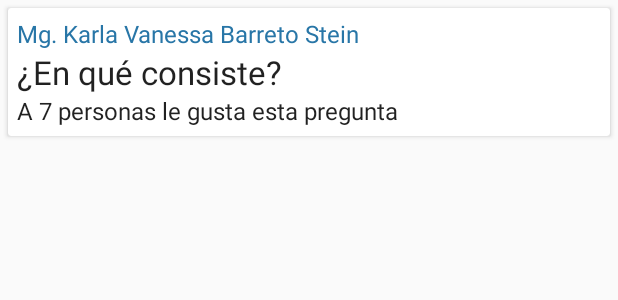
After one commit to JCarlosR/FullDay2016, an Android app: the layout item_question.xml on its own in the app's theme, with its tools: preview values and no code run, on a phone screen of 412 x 824 dp. The commit adds this screen. Shown: the top 300 px of the screen. Run offline under Robolectric (Android 15) with nearby library versions, the phone set to English and light mode, and no system bars.

Commit message:
Questions in real time

```diff
--- a/app/src/main/AndroidManifest.xml
+++ b/app/src/main/AndroidManifest.xml
@@ -38,7 +38,8 @@
             android:name=".ui.PanelActivity"
             android:label="@string/title_activity_panel"
             android:theme="@style/AppTheme.NoActionBar" />
-        <activity android:name=".ui.LoginActivity"></activity>
+        <activity android:name=".ui.LoginActivity" />
+        <activity android:name=".ui.activity.ChatActivity"></activity>
     </application>
 
 </manifest>
--- a/app/src/main/java/com/youtube/sorcjc/fullday2016/model/Speaker.java
+++ b/app/src/main/java/com/youtube/sorcjc/fullday2016/model/Speaker.java
@@ -1,4 +1,6 @@
 package com.youtube.sorcjc.fullday2016.model;
+
+import com.google.gson.annotations.SerializedName;
 
 public class Speaker {
 /*
@@ -24,6 +26,8 @@ public class Speaker {
     private String email;
     private String image;
     private String description;
+
+    @SerializedName("first_paper")
     private Paper firstPaper;
 
     public int getId() {
--- /dev/null
+++ b/app/src/main/res/drawable/ic_star_black_24dp.xml
@@ -0,0 +1,9 @@
+<vector xmlns:android="http://schemas.android.com/apk/res/android"
+        android:width="24dp"
+        android:height="24dp"
+        android:viewportWidth="24.0"
+        android:viewportHeight="24.0">
+    <path
+        android:fillColor="@color/colorPrimary"
+        android:pathData="M12,17.27L18.18,21l-1.64,-7.03L22,9.24l-7.19,-0.61L12,2 9.19,8.63 2,9.24l5.46,4.73L5.82,21z"/>
+</vector>
--- /dev/null
+++ b/app/src/main/res/drawable/ic_star_border_black_24dp.xml
@@ -0,0 +1,9 @@
+<vector xmlns:android="http://schemas.android.com/apk/res/android"
+        android:width="24dp"
+        android:height="24dp"
+        android:viewportWidth="24.0"
+        android:viewportHeight="24.0">
+    <path
+        android:fillColor="@color/colorPrimary"
+        android:pathData="M22,9.24l-7.19,-0.62L12,2 9.19,8.63 2,9.24l5.46,4.73L5.82,21 12,17.27 18.18,21l-1.63,-7.03L22,9.24zM12,15.4l-3.76,2.27 1,-4.28 -3.32,-2.88 4.38,-0.38L12,6.1l1.71,4.04 4.38,0.38 -3.32,2.88 1,4.28L12,15.4z"/>
+</vector>
--- /dev/null
+++ b/app/src/main/res/layout/item_question.xml
@@ -0,0 +1,74 @@
+<?xml version="1.0" encoding="utf-8"?>
+<android.support.v7.widget.CardView xmlns:android="http://schemas.android.com/apk/res/android"
+    xmlns:card_view="http://schemas.android.com/tools"
+    android:id="@+id/cardView"
+    android:layout_width="match_parent"
+    android:layout_height="wrap_content"
+    android:layout_margin="5dp"
+    card_view:cardCornerRadius="4dp">
+
+    <LinearLayout
+        android:layout_width="match_parent"
+        android:layout_height="wrap_content"
+        android:gravity="center"
+        android:orientation="vertical">
+
+        <LinearLayout
+            android:layout_width="match_parent"
+            android:layout_height="wrap_content"
+            android:orientation="horizontal"
+            android:padding="6dp">
+
+            <LinearLayout
+                android:layout_width="match_parent"
+                android:layout_height="wrap_content"
+                android:orientation="vertical"
+                android:layout_gravity="center">
+
+                <TextView
+                    android:id="@+id/tvName"
+                    android:layout_width="wrap_content"
+                    android:layout_height="wrap_content"
+                    android:text="Mg. Karla Vanessa Barreto Stein"
+                    android:textAppearance="@android:style/TextAppearance"
+                    android:textColor="@color/colorPrimary" />
+                <TextView
+                    android:id="@+id/tvDescription"
+                    android:layout_width="wrap_content"
+                    android:layout_height="wrap_content"
+                    android:text="¿En qué consiste?"
+                    android:textAppearance="@android:style/TextAppearance.Large" />
+                <TextView
+                    android:id="@+id/tvLikes"
+                    android:layout_width="wrap_content"
+                    android:layout_height="wrap_content"
+                    android:text="A 7 personas le gusta esta pregunta"
+                    android:textAppearance="@android:style/TextAppearance" />
+
+            </LinearLayout>
+
+        </LinearLayout>
+
+        <Button
+            android:id="@+id/btnLike"
+            style="@style/Widget.AppCompat.Button.Borderless.Colored"
+            android:layout_width="match_parent"
+            android:layout_height="wrap_content"
+            android:layout_weight="1"
+            android:drawableLeft="@drawable/ic_star_black_24dp"
+            android:drawableStart="@drawable/ic_star_black_24dp"
+            android:visibility="gone"
+            android:text="Me gusta" />
+        <Button
+            android:id="@+id/btnDislike"
+            style="@style/Widget.AppCompat.Button.Borderless.Colored"
+            android:layout_width="match_parent"
+            android:layout_height="wrap_content"
+            android:layout_weight="1"
+            android:drawableLeft="@drawable/ic_star_border_black_24dp"
+            android:drawableStart="@drawable/ic_star_border_black_24dp"
+            android:visibility="gone"
+            android:text="Ya no me gusta" />
+    </LinearLayout>
+
+</android.support.v7.widget.CardView>
```
Also changed, not shown: app/build.gradle (+7 -5 lines), app/src/main/java/com/youtube/sorcjc/fullday2016/model/Question.java (added, +53 -0 lines), app/src/main/java/com/youtube/sorcjc/fullday2016/ui/PanelActivity.java (+22 -14 lines), app/src/main/java/com/youtube/sorcjc/fullday2016/ui/activity/ChatActivity.java (added, +99 -0 lines), app/src/main/java/com/youtube/sorcjc/fullday2016/ui/adapter/QuestionAdapter.java (added, +205 -0 lines), app/src/main/res/layout/activity_chat.xml (added, +16 -0 lines).
